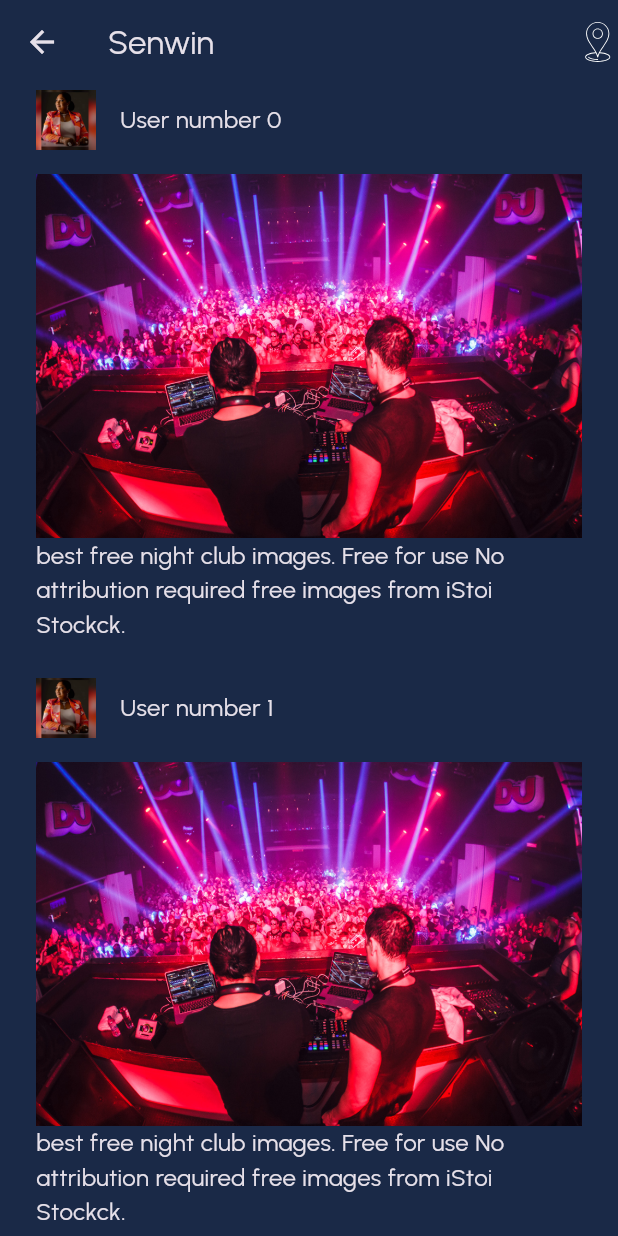
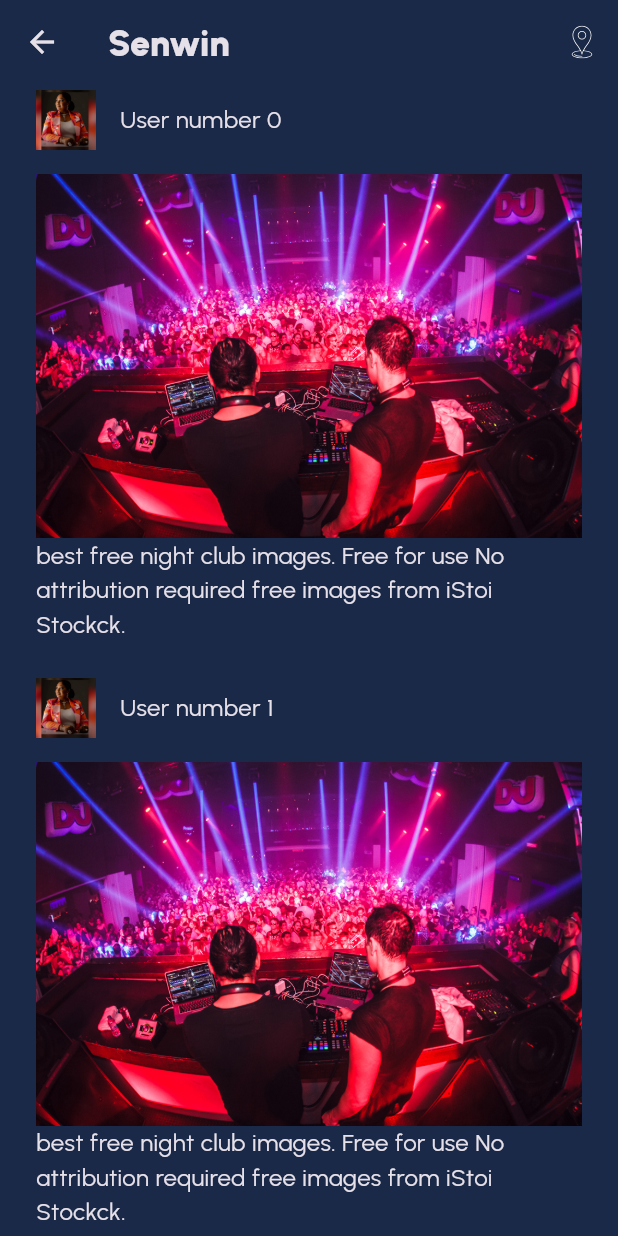
Before and after one commit to Senwin5/map_project, a Flutter app: the HomePage screen opened by its route, on a phone screen of 412 x 824 dp. Run offline on Flutter 3.47's test engine with Material 3 defaults, Android fonts, the phone set to English and light mode, and no system bars; our stand-ins replace flutter_svg.

Commit message:
Collection of static file

```diff
--- a/lib/components/toolbar.dart
+++ b/lib/components/toolbar.dart
@@ -1,5 +1,6 @@
 import 'package:flutter/material.dart';
 import 'package:map_project/styles/app_colors.dart';
+import 'package:map_project/styles/app_text.dart';
 
 class Toolbar extends StatelessWidget implements PreferredSizeWidget {
   final String title;
@@ -10,7 +11,7 @@ class Toolbar extends StatelessWidget implements PreferredSizeWidget {
   Widget build(BuildContext context) {
     return AppBar(
       backgroundColor: AppColors.background,
-      title: Text(title),
+      title: Text(title, style:AppText.header1,),
       centerTitle: false,
       actions: actions,
     );
--- a/lib/pages/home_page.dart
+++ b/lib/pages/home_page.dart
@@ -16,11 +16,8 @@ class HomePage extends StatelessWidget {
       appBar: Toolbar(
         title: 'Senwin',
         actions: [
-         SvgPicture.asset(
-            'assets/svg/ic_location.svg',
-            width: 27,
-            height: 29,
-            color: Colors.white,
+          IconButton(onPressed: (){
+          }, icon:  SvgPicture.asset('assets/svg/ic_location.svg',width: 27,height: 22,color: Colors.white,)
           ),
         ],
       ), //appbar need a size 64
--- a/lib/pages/login_page.dart
+++ b/lib/pages/login_page.dart
@@ -34,7 +34,7 @@ class LoginPage extends StatelessWidget {
                 //SizedBox(height: 60),
                 Spacer(),
                 TextField(
-                  decoration: InputDecoration(
+                  decoration:  InputDecoration(
                     hintText: "Username",
                     border: OutlineInputBorder(
                       borderRadius: BorderRadius.all(Radius.circular(12)),
@@ -45,7 +45,7 @@ class LoginPage extends StatelessWidget {
                 ),
                 SizedBox(height: 16),
                 TextField(
-                  decoration: InputDecoration(
+                  decoration:  InputDecoration(
                     hintText: "Password",
                     border: OutlineInputBorder(
                       borderRadius: BorderRadius.all(Radius.circular(12)),
```
Also changed, not shown: lib/pages/profile_page.dart (+26 -10 lines).
